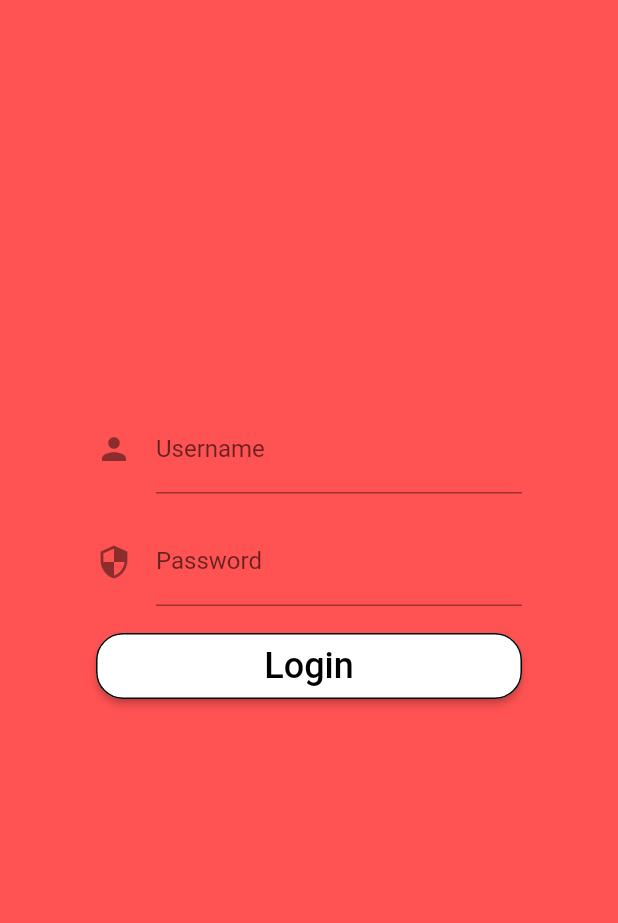
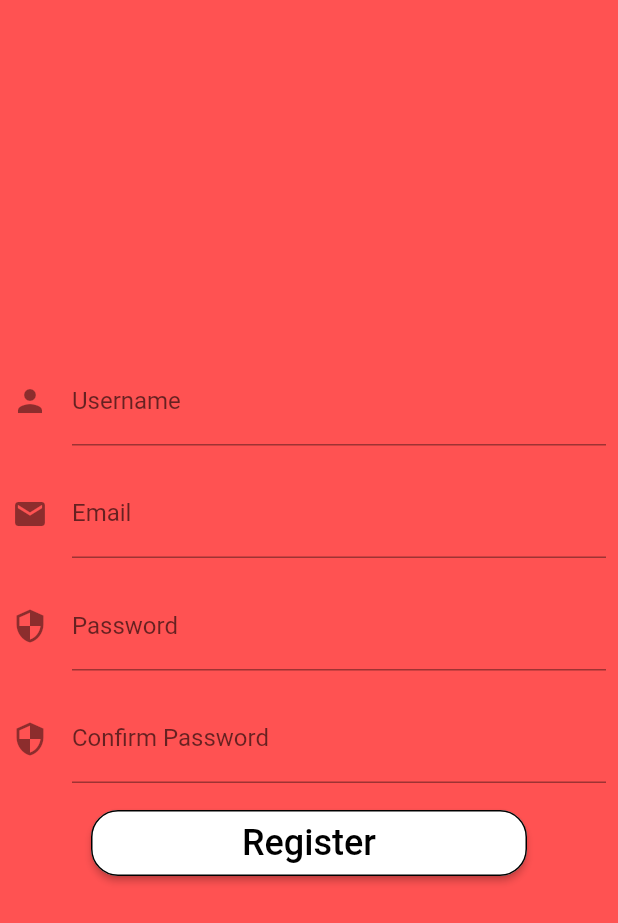
Before and after one commit to Victor-Alexandru/License, a Flutter app: the screen it shows after launch, after a tap on "Register", on a phone screen of 412 x 824 dp. Shown: the top 923 px of the screen. Run offline on Flutter 3.47's test engine with Material 2 defaults, Android fonts, the phone set to English and light mode, and no system bars; our stand-ins replace cloud_firestore, firebase_messaging, location; missing offline and left inert: geocoder; accounts and stored records are empty; network calls fail.

Commit message:
frontend-add register

```diff
--- a/moodle_ui/lib/screens/home/root_screen.dart
+++ b/moodle_ui/lib/screens/home/root_screen.dart
@@ -1,5 +1,6 @@
 import 'package:flutter/material.dart';
 import 'package:moodle_ui/screens/login/login_screen.dart';
+import 'package:moodle_ui/screens/register/register_screen.dart';
 
 class RootScreen extends StatelessWidget {
   @override
@@ -52,7 +53,7 @@ class RootScreen extends StatelessWidget {
                         Navigator.push(
                             context,
                             MaterialPageRoute(
-                                builder: (context) => LoginScreen()));
+                                builder: (context) => RegisterScreen()));
                       },
                       shape: RoundedRectangleBorder(
                           borderRadius: BorderRadius.circular(18.0),
--- a/moodle_ui/lib/screens/login/login_screen.dart
+++ b/moodle_ui/lib/screens/login/login_screen.dart
@@ -93,6 +93,7 @@ class LoginScreenState extends State<LoginScreen>
               new Padding(
                 padding: const EdgeInsets.all(8.0),
                 child: new TextFormField(
+                  obscureText: true,
                   onSaved: (val) => _password = val,
                   decoration: new InputDecoration(
                       labelText: "Password", icon: Icon(Icons.security)),
@@ -102,7 +103,6 @@ class LoginScreenState extends State<LoginScreen>
           ),
         ),
         loginBtn
-        // _isLoading ? new CircularProgressIndicator() : loginBtn
       ],
       crossAxisAlignment: CrossAxisAlignment.center,
     );
--- /dev/null
+++ b/moodle_ui/lib/screens/register/register_screen.dart
@@ -0,0 +1,149 @@
+import 'dart:convert';
+import 'dart:ui';
+import 'package:flutter/material.dart';
+import 'package:http/http.dart' as http;
+
+class RegisterScreen extends StatefulWidget {
+  @override
+  State<StatefulWidget> createState() {
+    // TODO: implement createState
+    return new RegisterScreenState();
+  }
+}
+
+class RegisterScreenState extends State<RegisterScreen> {
+  final formKey = new GlobalKey<FormState>();
+  String _password, _username, _password2, _email;
+  bool _isLoading = false;
+
+  final scaffoldKey = new GlobalKey<ScaffoldState>();
+
+  Future<int> _submit() async {
+    final form = formKey.currentState;
+
+    if (form.validate()) {
+      setState(() => _isLoading = true);
+      form.save();
+      _email.trim();
+      _username.trim();
+      _password.trim();
+      _password2.trim();
+      return _performRegister();
+    }
+  }
+
+  Future<int> _performRegister() async {
+    Map<String, String> queryParameters = {};
+    final String registerURL =
+        "http://192.168.1.108:8000/api/jwtauth/register/";
+    queryParameters['username'] = _username;
+    queryParameters['email'] = _email;
+    queryParameters['password'] = _password;
+    queryParameters['password2'] = _password2;
+
+    String body = json.encode(queryParameters);
+
+    var response = await http.post(registerURL,
+        headers: {"Content-Type": "application/json"}, body: body);
+    print("------------------------");
+    print(response.body);
+    print("------------------------");
+    return response.statusCode;
+  }
+
+  @override
+  Widget build(BuildContext context) {
+    var registerBtn = Padding(
+        padding: const EdgeInsets.all(8.0),
+        child: MaterialButton(
+          onPressed: () async {
+            int statusCode = await _submit();
+            if (statusCode == 201) {
+              print("post cu succes");
+            } else {
+              print("Sa busit ceva");
+            }
+          },
+          shape: RoundedRectangleBorder(
+              borderRadius: BorderRadius.circular(18.0),
+              side: BorderSide(color: Colors.black)),
+          child: SizedBox(
+            width: MediaQuery.of(context).size.width / 1.5,
+            child: Text(
+              "Register",
+              style: TextStyle(fontSize: 24),
+              textAlign: TextAlign.center,
+            ),
+          ),
+          color: Colors.white,
+          textColor: Colors.black,
+          padding: EdgeInsets.all(8.0),
+        ));
+
+    var registerForm = new Column(
+      children: <Widget>[
+        new Form(
+          key: formKey,
+          child: new Column(
+            children: <Widget>[
+              new Padding(
+                padding: const EdgeInsets.all(8.0),
+                child: new TextFormField(
+                  onSaved: (val) => _username = val,
+                  validator: (val) {
+                    return null;
+                  },
+                  decoration: new InputDecoration(
+                      labelText: "Username", icon: Icon(Icons.person)),
+                ),
+              ),
+              new Padding(
+                padding: const EdgeInsets.all(8.0),
+                child: new TextFormField(
+                  onSaved: (val) => _email = val,
+                  decoration: new InputDecoration(
+                      labelText: "Email", icon: Icon(Icons.email)),
+                ),
+              ),
+              new Padding(
+                padding: const EdgeInsets.all(8.0),
+                child: new TextFormField(
+                  obscureText: true,
+                  onSaved: (val) => _password = val,
+                  decoration: new InputDecoration(
+                      labelText: "Password", icon: Icon(Icons.security)),
+                ),
+              ),
+              new Padding(
+                padding: const EdgeInsets.all(8.0),
+                child: new TextFormField(
+                  obscureText: true,
+                  onSaved: (val) => _password2 = val,
+                  decoration: new InputDecoration(
+                      labelText: "Confirm Password",
+                      icon: Icon(Icons.security)),
+                ),
+              ),
+            ],
+          ),
+        ),
+        registerBtn,
+//         _isLoading ? new CircularProgressIndicator() : Container()
+      ],
+      crossAxisAlignment: CrossAxisAlignment.center,
+    );
+
+    // TODO: implement build
+    return new Scaffold(
+      backgroundColor: Colors.redAccent,
+      key: scaffoldKey,
+      body: new Container(
+        child: new Center(
+          child: new SingleChildScrollView(
+            child: registerForm,
+          ),
+        ),
+      ),
+    );
+  }
+}
```
